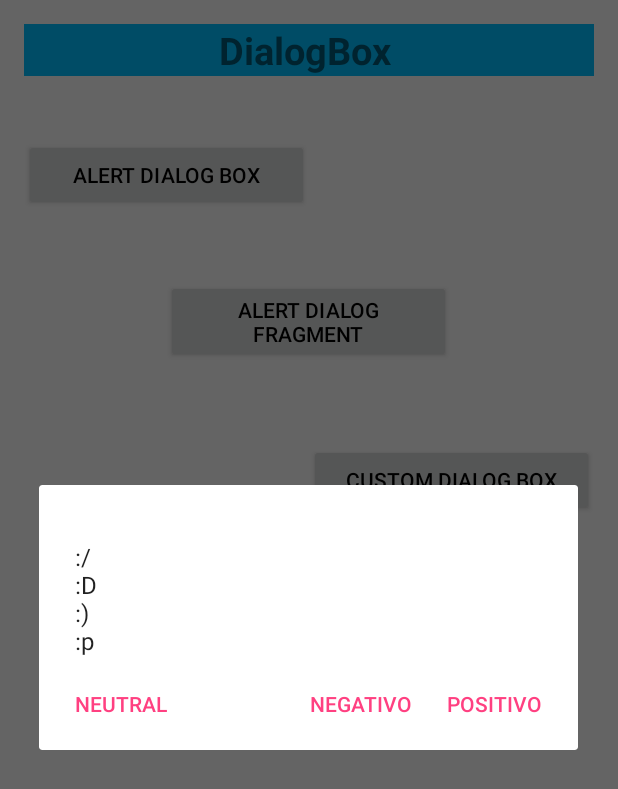
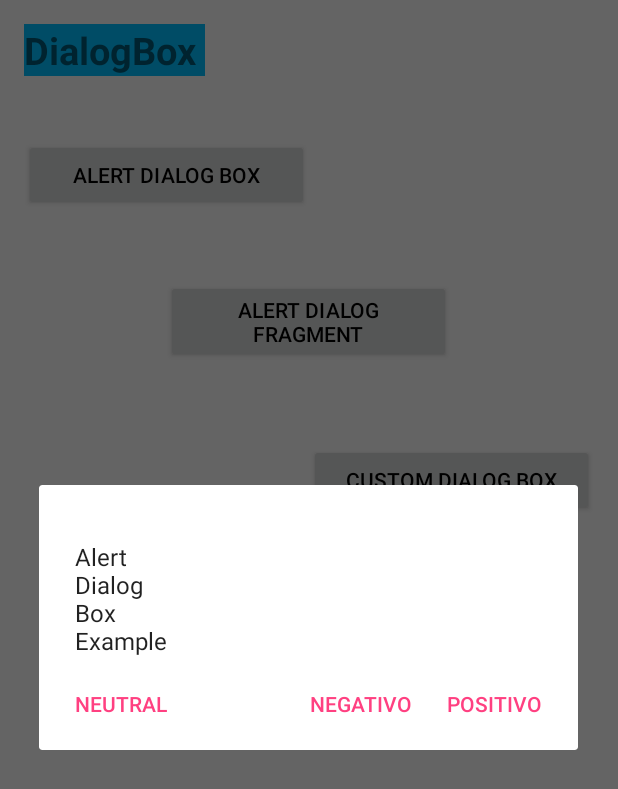
Before and after one commit to AdrianEBL/EjempAlertDialog, an Android app: the screen it shows after launch (MainActivity), after a tap on "ALERT DIALOG BOX", on a phone screen of 412 x 824 dp. Shown: the top 789 px of the screen. Run offline under Robolectric (Android 15) with nearby library versions, the phone set to English and light mode, and no system bars; 1 statement that could not run was skipped.

Commit message:
Primer Commit

```diff
--- a/app/src/main/AndroidManifest.xml
+++ b/app/src/main/AndroidManifest.xml
@@ -14,8 +14,7 @@
 
                 <category android:name="android.intent.category.LAUNCHER" />
             </intent-filter>
-        </activity><!-- ATTENTION: This was auto-generated to add Google Play services to your project for
-     App Indexing.  See https://g.co/AppIndexing/AndroidStudio for more information. -->
+        </activity>
         <meta-data
             android:name="com.google.android.gms.version"
             android:value="@integer/google_play_services_version" />
--- a/app/src/main/java/com/example/karel/ejempalertdialog/MainActivity.java
+++ b/app/src/main/java/com/example/karel/ejempalertdialog/MainActivity.java
@@ -93,7 +93,7 @@ public class MainActivity extends Activity implements View.OnClickListener {
         customDialog.setContentView(R.layout.custom_dialog_layout);
 
         ((TextView) customDialog.findViewById(R.id.sd_textView1))
-                .setText("\n:o\n:D\n" + ":P");
+                .setText("\nCustom\nDialog\nBox");
 
         final EditText sd_txtInputData = (EditText) customDialog
                 .findViewById(R.id.sd_editText1);
--- a/app/src/main/java/com/example/karel/ejempalertdialog/MyAlertDialogFragment.java
+++ b/app/src/main/java/com/example/karel/ejempalertdialog/MyAlertDialogFragment.java
@@ -12,7 +12,7 @@ public class MyAlertDialogFragment extends DialogFragment {
 
         Bundle args = new Bundle();
         args.putInt("title", title);
-        args.putString("message", "\n:/\n:D\n:)\n:p");
+        args.putString("message", "\nAlert\nDialog\nBox\nExample");
         args.putInt("icon", R.mipmap.ic_happy_plus);
 
         frag.setArguments(args);
--- a/app/src/main/res/layout/activity_main.xml
+++ b/app/src/main/res/layout/activity_main.xml
@@ -11,13 +11,14 @@
 
     <TextView
         android:id="@+id/txtMsg"
-        android:layout_width="match_parent"
+        android:layout_width="wrap_content"
         android:layout_height="wrap_content"
         android:background="@color/colorAzul"
         android:textAlignment="center"
         android:textStyle="bold"
         android:textSize="@dimen/tamañoLetra"
         android:text="DialogBox " />
+
     <Button
         android:id="@+id/btn_alert_dialog1"
         android:layout_width="190dp"
@@ -28,6 +29,7 @@
         android:layout_alignParentLeft="true"
         android:layout_alignParentStart="true"
         android:layout_marginTop="42dp" />
+
     <Button
         android:id="@+id/btn_custom_dialog"
         android:layout_width="190dp"
@@ -38,6 +40,7 @@
         android:layout_below="@+id/btn_alert_dialog2"
         android:layout_alignParentRight="true"
         android:layout_alignParentEnd="true" />
+
     <Button
         android:id="@+id/btn_alert_dialog2"
         android:layout_width="190dp"
```
Also changed, not shown: app/src/main/res/values/colors.xml (line endings or trailing spaces).
